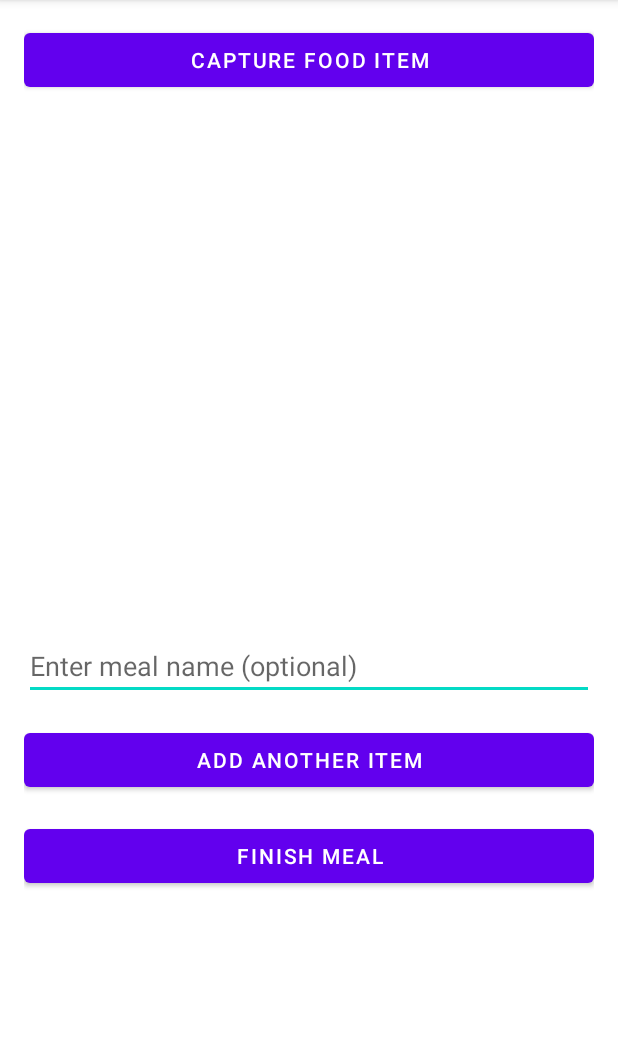
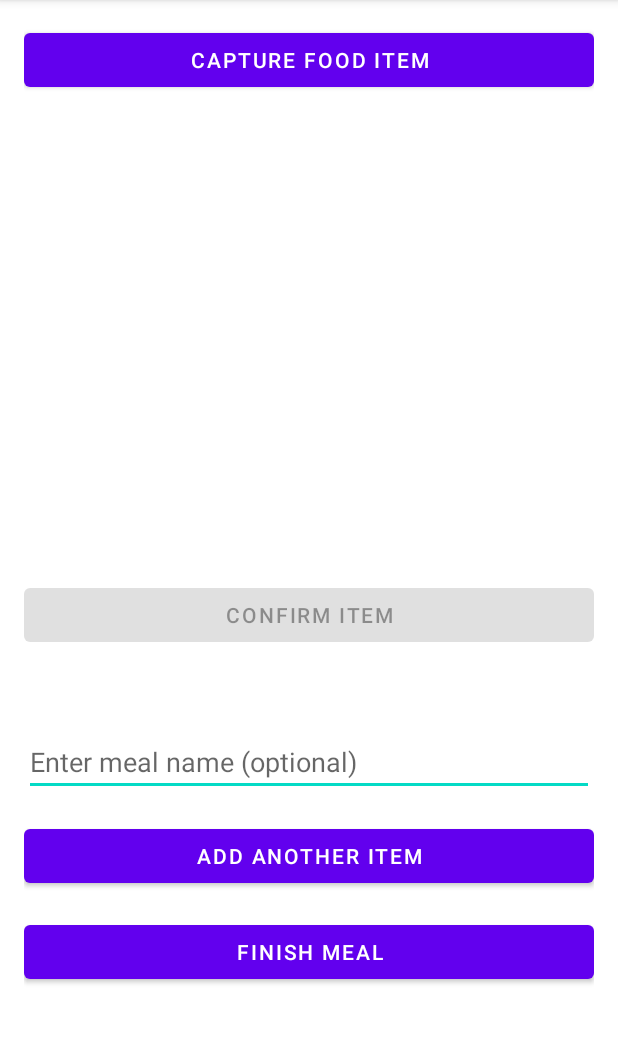
Before and after one commit to Voidxx/calonote, an Android app: the CaptureFoodItemActivity screen opened directly, with no data from a screen before it, on a phone screen of 412 x 824 dp, the part 84-1128 px from its top. Run offline under Robolectric (Android 15) with nearby library versions, the phone set to English and light mode, and no system bars; libraries missing offline, so code that uses them is left out: org.eclipse.paho; pictures from the network do not load; 4 statements that could not run were skipped.

Commit message:
Add confidence evaluation and confirm button

```diff
--- a/app/src/main/res/layout/activity_capture_food_item.xml
+++ b/app/src/main/res/layout/activity_capture_food_item.xml
@@ -36,6 +36,14 @@
         android:scaleType="centerCrop"
         android:layout_marginTop="16dp"/>
 
+    <Button
+        android:id="@+id/btnConfirmItem"
+        android:layout_width="match_parent"
+        android:layout_height="wrap_content"
+        android:text="Confirm Item"
+        android:layout_marginTop="16dp"
+        android:enabled="false"/>
+
     <TextView
         android:id="@+id/tvNutrition"
         android:layout_width="wrap_content"
```
Also changed, not shown: app/src/main/java/com/example/calonote/controller/CaptureFoodItemActivity.kt (+54 -7 lines).
